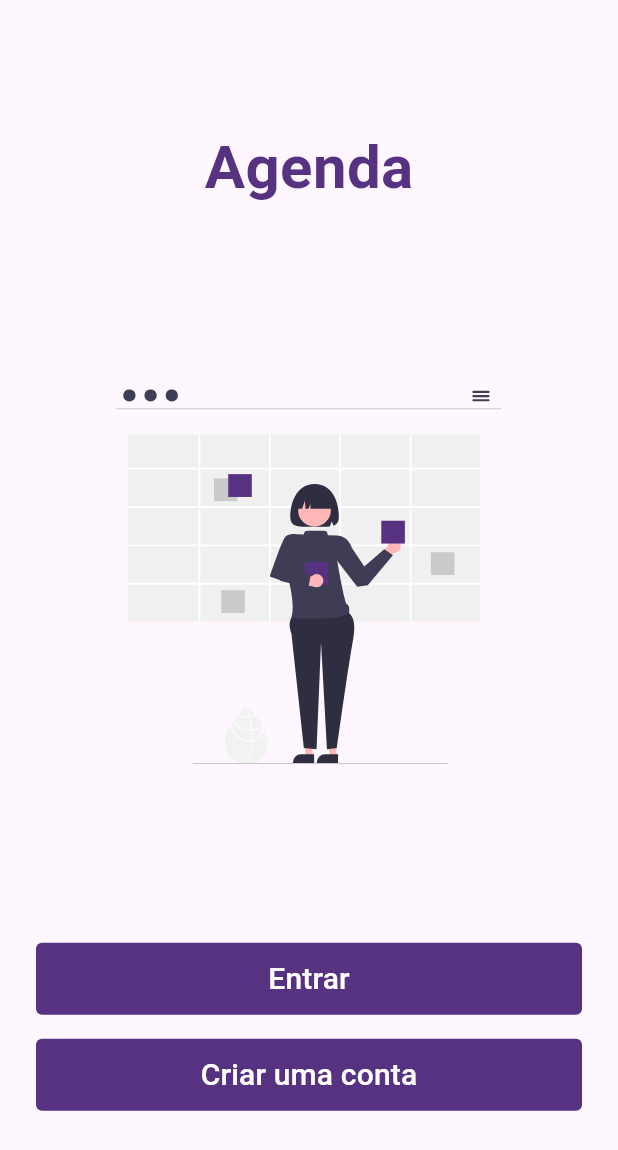
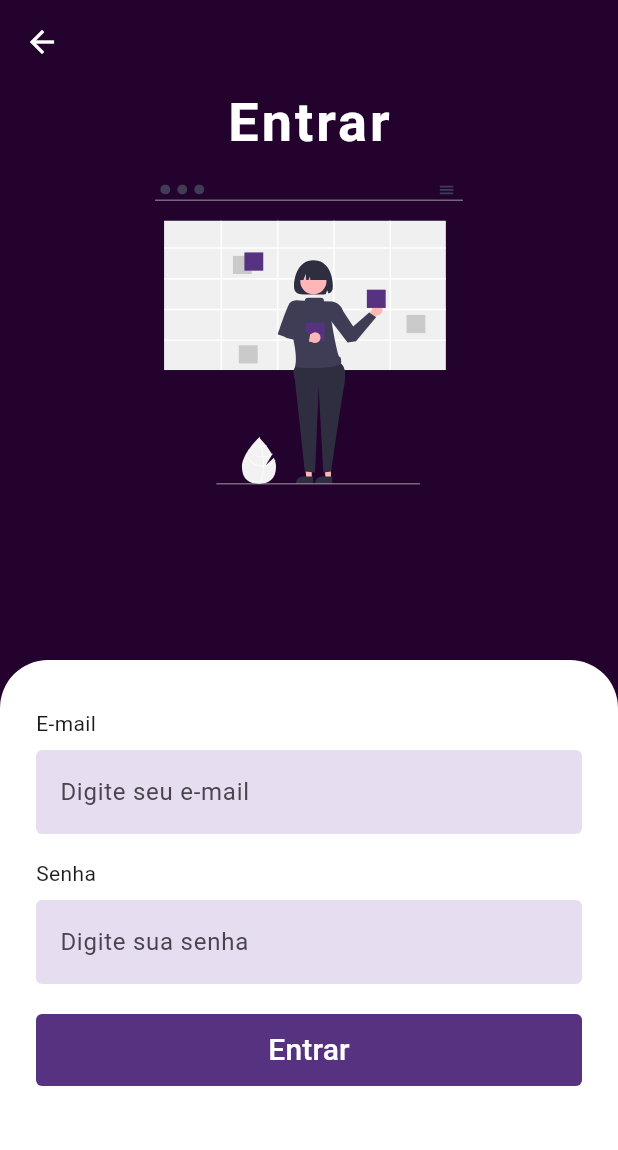
Before and after one commit to pereirathiago/flutter_agenda_app, a Flutter app: the screen it shows after launch, after a tap on "Entrar", on a phone screen of 412 x 824 dp. Shown: the top 1150 px of the screen. Run offline on Flutter 3.47's test engine with Material 3 defaults, Android fonts, the phone set to English and light mode, and no system bars; our stand-ins replace flutter_svg.

Commit message:
feat: pagina de entrar, routes e components

```diff
--- a/lib/app.dart
+++ b/lib/app.dart
@@ -1,5 +1,5 @@
 import 'package:flutter/material.dart';
-import 'package:flutter_agenda_app/ui/login/login_register.dart';
+import 'package:flutter_agenda_app/shared/app_routes.dart';
 
 class App extends StatelessWidget {
   const App({super.key});
@@ -9,7 +9,8 @@ class App extends StatelessWidget {
     return MaterialApp(
       title: 'Agenda',
       // debugShowCheckedModeBanner: false,
-      home: const LoginRegisterView(),
+      initialRoute: '/',
+      routes: appRoutes,
     );
   }
 }
--- a/lib/shared/app_colors.dart
+++ b/lib/shared/app_colors.dart
@@ -2,7 +2,7 @@ import 'package:flutter/material.dart';
 
 class AppColors {
   static const primary = Color(0xFF573280);
-  static const secondDegrade = Color(0xFFADA8B6);
+  static const primaryDegrade = Color(0xFFE7DDF1);
   static const secondary = Color(0xFF23022E);
   static const black = Color(0xFF0D0D0D);
   static const white = Color(0xFFFFFFFF);
--- /dev/null
+++ b/lib/shared/app_routes.dart
@@ -0,0 +1,8 @@
+import 'package:flutter/material.dart';
+import 'package:flutter_agenda_app/ui/login_register/login.dart';
+import 'package:flutter_agenda_app/ui/login_register/login_register.dart';
+
+var appRoutes = <String, WidgetBuilder>{
+  '/': (context) => const LoginRegisterView(),
+  '/login': (context) => LoginView(),
+};
--- /dev/null
+++ b/lib/ui/login_register/login.dart
@@ -0,0 +1,86 @@
+import 'package:flutter/material.dart';
+import 'package:flutter_agenda_app/shared/app_colors.dart';
+import 'package:flutter_agenda_app/ui/widgets/app_button_widget.dart';
+import 'package:flutter_agenda_app/ui/widgets/app_input_widget.dart';
+import 'package:flutter_svg/svg.dart';
+
+class LoginView extends StatelessWidget {
+  LoginView({super.key});
+
+  final TextEditingController emailController = TextEditingController();
+  final TextEditingController passwordController = TextEditingController();
+
+  @override
+  Widget build(BuildContext context) {
+    return Scaffold(
+      backgroundColor: AppColors.secondary,
+      appBar: AppBar(
+        backgroundColor: AppColors.secondary,
+        leading: IconButton(
+          icon: const Icon(Icons.arrow_back, color: Colors.white),
+          onPressed: () {
+            Navigator.pop(context);
+          },
+        ),
+      ),
+      body: Column(
+        children: [
+          Expanded(
+            flex: 5,
+            child: Column(
+              mainAxisAlignment: MainAxisAlignment.start,
+              children: [
+                const Text(
+                  'Entrar',
+                  style: TextStyle(
+                    fontSize: 36,
+                    fontWeight: FontWeight.bold,
+                    color: Colors.white,
+                    letterSpacing: 2,
+                  ),
+                ),
+                const SizedBox(height: 16),
+                SvgPicture.asset(
+                  'assets/images/schedule.svg',
+                  height: 200,
+                  semanticsLabel: 'Ilustração de agenda',
+                ),
+              ],
+            ),
+          ),
+          Expanded(
+            flex: 5,
+            child: Container(
+              width: double.infinity,
+              padding: const EdgeInsets.symmetric(horizontal: 24, vertical: 32),
+              decoration: const BoxDecoration(
+                color: Colors.white,
+                borderRadius: BorderRadius.vertical(top: Radius.circular(32)),
+              ),
+              child: Column(
+                crossAxisAlignment: CrossAxisAlignment.center,
+                children: [
+                  AppInputWidget(
+                    label: 'E-mail',
+                    hintText: 'Digite seu e-mail',
+                    keyboardType: TextInputType.emailAddress,
+                    controller: emailController,
+                  ),
+                  const SizedBox(height: 16),
+                  AppInputWidget(
+                    label: 'Senha',
+                    hintText: 'Digite sua senha',
+                    obscureText: true,
+                    controller: passwordController,
+                  ),
+                  const SizedBox(height: 20),
+                  AppButtonWidget(text: 'Entrar', onPressed: () {}),
+                ],
+              ),
+            ),
+          ),
+        ],
+      ),
+    );
+  }
+}
--- a/lib/ui/login/login_register.dart
+++ b/lib/ui/login_register/login_register.dart
@@ -1,5 +1,6 @@
 import 'package:flutter/material.dart';
 import 'package:flutter_agenda_app/shared/app_colors.dart';
+import 'package:flutter_agenda_app/ui/widgets/app_button_widget.dart';
 import 'package:flutter_svg/svg.dart';
 
 class LoginRegisterView extends StatelessWidget {
@@ -28,31 +29,18 @@ class LoginRegisterView extends StatelessWidget {
             ),
             Column(
               children: [
-                FilledButton(
-                  style: FilledButton.styleFrom(
-                    shape: RoundedRectangleBorder(
-                      borderRadius: BorderRadius.circular(4),
-                    ),
-                    backgroundColor: AppColors.primary,
-                    minimumSize: const Size(double.infinity, 48),
-                  ),
-                  onPressed: () {},
-                  child: const Text('Entrar', style: TextStyle(fontSize: 20)),
+                AppButtonWidget(
+                  text: 'Entrar',
+                  onPressed: () {
+                    Navigator.pushNamed(context, '/login');
+                  },
                 ),
                 const SizedBox(height: 16),
-                FilledButton(
-                  style: FilledButton.styleFrom(
-                    shape: RoundedRectangleBorder(
-                      borderRadius: BorderRadius.circular(4),
-                    ),
-                    backgroundColor: AppColors.primary,
-                    minimumSize: const Size(double.infinity, 48),
-                  ),
-                  onPressed: () {},
-                  child: const Text(
-                    'Criar uma conta',
-                    style: TextStyle(fontSize: 20),
-                  ),
+                AppButtonWidget(
+                  text: 'Criar uma conta',
+                  onPressed: () {
+                    Navigator.pushNamed(context, '/register');
+                  },
                 ),
               ],
             ),
--- /dev/null
+++ b/lib/ui/widgets/app_button_widget.dart
@@ -0,0 +1,26 @@
+import 'package:flutter/material.dart';
+import 'package:flutter_agenda_app/shared/app_colors.dart';
+
+class AppButtonWidget extends StatelessWidget {
+  final String text;
+  final VoidCallback onPressed;
+
+  const AppButtonWidget({
+    super.key,
+    required this.text,
+    required this.onPressed,
+  });
+
+  @override
+  Widget build(BuildContext context) {
+    return FilledButton(
+      style: FilledButton.styleFrom(
+        shape: RoundedRectangleBorder(borderRadius: BorderRadius.circular(4)),
+        backgroundColor: AppColors.primary,
+        minimumSize: const Size(double.infinity, 48),
+      ),
+      onPressed: onPressed,
+      child: Text(text, style: const TextStyle(fontSize: 20)),
+    );
+  }
+}
--- /dev/null
+++ b/lib/ui/widgets/app_input_widget.dart
@@ -0,0 +1,48 @@
+import 'package:flutter/material.dart';
+import 'package:flutter_agenda_app/shared/app_colors.dart';
+
+class AppInputWidget extends StatelessWidget {
+  final String label;
+  final String? hintText;
+  final TextEditingController? controller;
+  final TextInputType keyboardType;
+  final bool obscureText;
+
+  const AppInputWidget({
+    super.key,
+    required this.label,
+    this.hintText,
+    this.controller,
+    this.keyboardType = TextInputType.text,
+    this.obscureText = false,
+  });
+
+  @override
+  Widget build(BuildContext context) {
+    return Column(
+      crossAxisAlignment: CrossAxisAlignment.start,
+      children: [
+        Text(label),
+        const SizedBox(height: 8),
+        TextFormField(
+          controller: controller,
+          keyboardType: keyboardType,
+          obscureText: obscureText,
+          decoration: InputDecoration(
+            hintText: hintText,
+            filled: true,
+            fillColor: AppColors.primaryDegrade,
+            border: OutlineInputBorder(
+              borderRadius: BorderRadius.circular(4),
+              borderSide: BorderSide.none,
+            ),
+            focusedBorder: OutlineInputBorder(
+              borderRadius: BorderRadius.circular(4),
+              borderSide: BorderSide(color: AppColors.primary, width: 2.0),
+            ),
+          ),
+        ),
+      ],
+    );
+  }
+}
--- /dev/null
+++ b/lib/ui/widgets/app_text_button_widget.dart
@@ -0,0 +1,30 @@
+import 'package:flutter/material.dart';
+import 'package:flutter_agenda_app/shared/app_colors.dart';
+
+class AppTextButtonWidget extends StatelessWidget {
+  final String text;
+  final VoidCallback onPressed;
+
+  const AppTextButtonWidget({
+    super.key,
+    required this.text,
+    required this.onPressed,
+  });
+
+  @override
+  Widget build(BuildContext context) {
+    return OutlinedButton(
+      style: OutlinedButton.styleFrom(
+        shape: RoundedRectangleBorder(borderRadius: BorderRadius.circular(4)),
+        side: BorderSide(color: AppColors.primary, width: 2),
+        backgroundColor: Colors.white,
+        minimumSize: const Size(double.infinity, 48),
+      ),
+      onPressed: onPressed,
+      child: Text(
+        text,
+        style: TextStyle(fontSize: 20, color: AppColors.primary),
+      ),
+    );
+  }
+}
```
